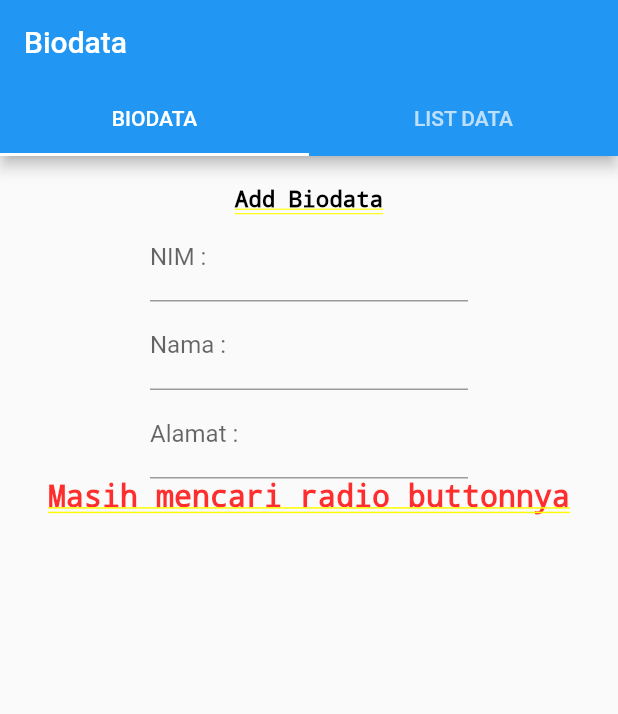
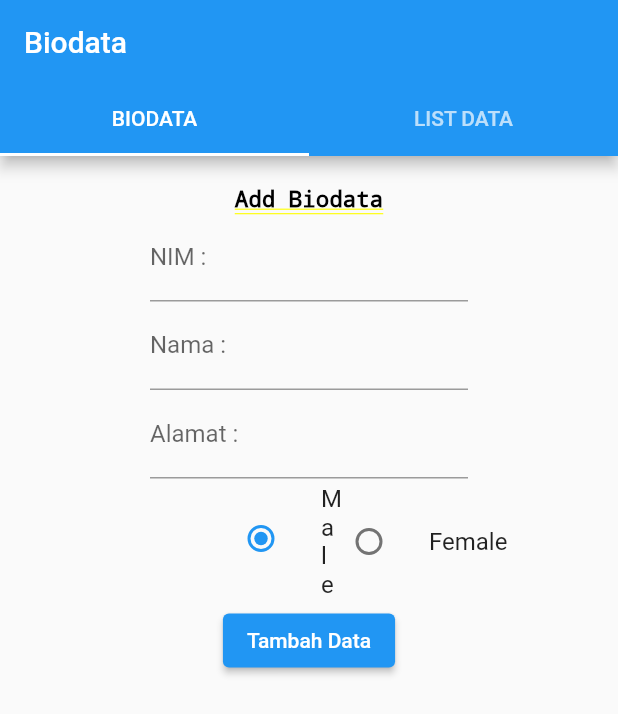
Before and after one commit to AndreMaulanaMustofa/UAS_Kelompok1_Mobile, a Flutter app: the screen it shows after launch, on a phone screen of 412 x 824 dp. Shown: the top 714 px of the screen. Run offline on Flutter 3.47's test engine with Material 2 defaults, Android fonts, the phone set to English and light mode, and no system bars.

Commit message:
Display Biodata Created

```diff
--- a/lib/pages/biodata_page.dart
+++ b/lib/pages/biodata_page.dart
@@ -1,7 +1,6 @@
-import 'dart:ui';
-
 import 'package:flutter/material.dart';
 import 'package:flutter/services.dart';
+import 'package:uas_kelompok1_mobile/models/data.dart';
 
 class BiodataPage extends StatelessWidget{
 
@@ -34,9 +33,11 @@ class myBody extends StatefulWidget{
   State<myBody> createState() => _mybody();
 }
 
+enum Gender { male, female }
+
 class _mybody extends State<myBody>{
 
-  String gender = "Male";
+  Gender? _gender = Gender.male;
 
   @override
   Widget build(BuildContext context) {
@@ -93,10 +94,48 @@ class _mybody extends State<myBody>{
             ),
           ),
           Row(
-            mainAxisAlignment: MainAxisAlignment.center,
-            children: <Widget> [
-              Container(
-                child: Text("Masih mencari radio buttonnya", style: TextStyle(fontSize: 20),),
+            children: <Widget>[
+              Expanded(
+                child: ListTile(
+                  title: const Text("Male"),
+                  leading: Radio<Gender>(
+                    value: Gender.male,
+                    groupValue: _gender,
+                    onChanged: (Gender? value) {
+                      setState(() {
+                        _gender = value;
+                      });
+                    },
+                  ),
+                  contentPadding: EdgeInsets.only(left: 150),
+                ),
+              ),
+              Expanded(
+                child: ListTile(
+                  title: const Text("Female"),
+                  leading: Radio<Gender>(
+                    value: Gender.female,
+                    groupValue: _gender,
+                    onChanged: (Gender? value) {
+                      setState(() {
+                        _gender = value;
+                      });
+                    },
+                  ),
+                ),
+              ),
+            ],
+          ),
+          Column(
+            children: [
+              ElevatedButton(
+                onPressed: (() {
+
+                }),
+                child: Text("Tambah Data"),
+                style: ButtonStyle(
+                  alignment: Alignment.center,
+                ),
               ),
             ],
           ),
```
